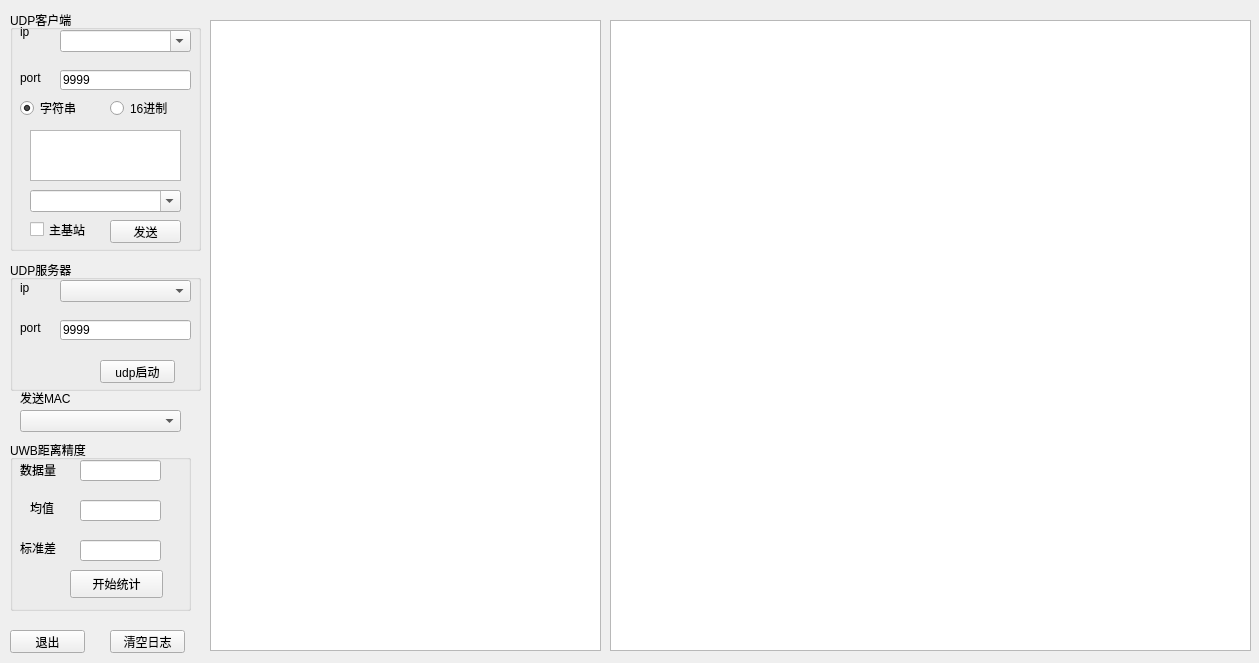
Qt form KProjNetTest/test_prj1.ui (listen0428/GIT_KProjNetTest) before a commit.
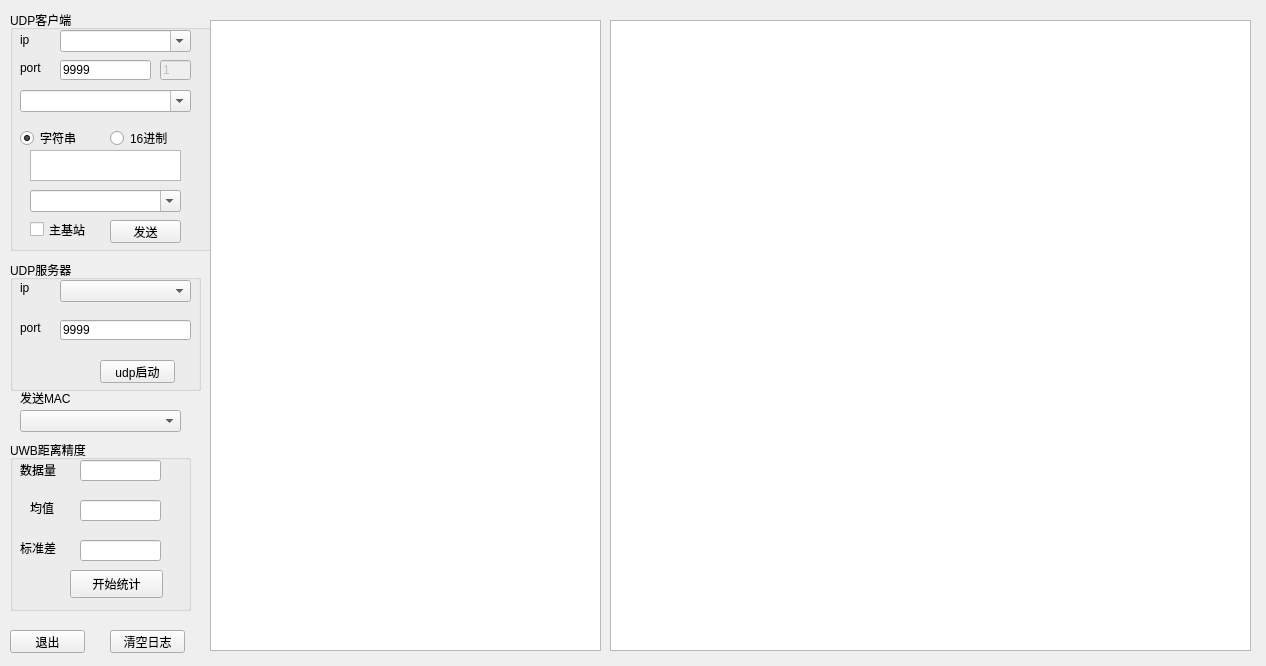
The same form after that commit.

```diff
--- a/KProjNetTest/test_prj1.ui
+++ b/KProjNetTest/test_prj1.ui
@@ -6,8 +6,8 @@
    <rect>
     <x>0</x>
     <y>0</y>
-    <width>1259</width>
-    <height>663</height>
+    <width>1266</width>
+    <height>666</height>
    </rect>
   </property>
   <property name="windowTitle">
@@ -153,7 +153,7 @@
     <rect>
      <x>10</x>
      <y>10</y>
-     <width>191</width>
+     <width>221</width>
      <height>241</height>
     </rect>
    </property>
@@ -189,8 +189,8 @@
     <property name="geometry">
      <rect>
       <x>50</x>
-      <y>60</y>
-      <width>131</width>
+      <y>50</y>
+      <width>91</width>
       <height>20</height>
      </rect>
     </property>
@@ -202,7 +202,7 @@
     <property name="geometry">
      <rect>
       <x>10</x>
-      <y>12</y>
+      <y>20</y>
       <width>21</width>
       <height>20</height>
      </rect>
@@ -215,7 +215,7 @@
     <property name="geometry">
      <rect>
       <x>10</x>
-      <y>60</y>
+      <y>50</y>
       <width>31</width>
       <height>16</height>
      </rect>
@@ -228,7 +228,7 @@
     <property name="geometry">
      <rect>
       <x>100</x>
-      <y>90</y>
+      <y>120</y>
       <width>89</width>
       <height>16</height>
      </rect>
@@ -241,7 +241,7 @@
     <property name="geometry">
      <rect>
       <x>10</x>
-      <y>90</y>
+      <y>120</y>
       <width>91</width>
       <height>16</height>
      </rect>
@@ -279,9 +279,9 @@
     <property name="geometry">
      <rect>
       <x>20</x>
-      <y>120</y>
+      <y>140</y>
       <width>151</width>
-      <height>51</height>
+      <height>31</height>
      </rect>
     </property>
     <property name="autoFormatting">
@@ -314,6 +314,47 @@
      <string>主基站</string>
     </property>
    </widget>
+   <widget class="QComboBox" name="cB_ip_3">
+    <property name="enabled">
+     <bool>true</bool>
+    </property>
+    <property name="geometry">
+     <rect>
+      <x>10</x>
+      <y>80</y>
+      <width>171</width>
+      <height>22</height>
+     </rect>
+    </property>
+    <property name="editable">
+     <bool>true</bool>
+    </property>
+    <property name="currentText">
+     <string/>
+    </property>
+    <property name="currentIndex">
+     <number>-1</number>
+    </property>
+    <property name="duplicatesEnabled">
+     <bool>false</bool>
+    </property>
+   </widget>
+   <widget class="QLineEdit" name="lE_port_3">
+    <property name="enabled">
+     <bool>false</bool>
+    </property>
+    <property name="geometry">
+     <rect>
+      <x>150</x>
+      <y>50</y>
+      <width>31</width>
+      <height>20</height>
+     </rect>
+    </property>
+    <property name="text">
+     <string>1</string>
+    </property>
+   </widget>
   </widget>
   <widget class="QLineEdit" name="lE_incnt">
    <property name="geometry">
```
Left out of the diff: 89 changed lines with no effect on the pictures.
